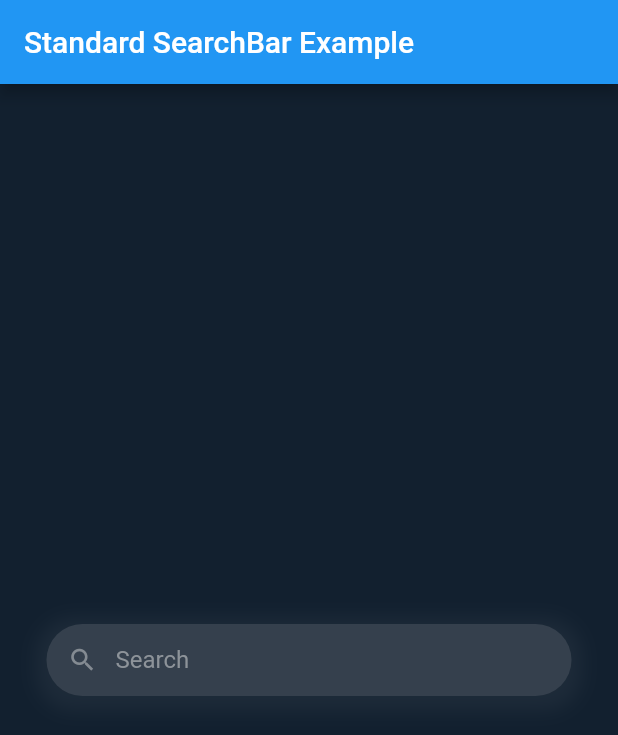
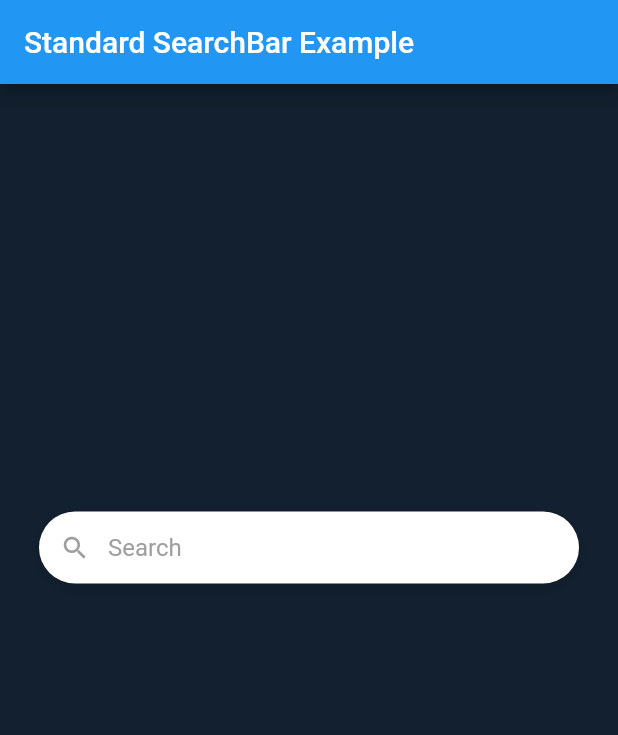
Before and after one commit to hajajmaor/StandardSearchBar, a Flutter app: the screen it shows after launch, on a phone screen of 412 x 824 dp. Shown: the top 735 px of the screen. Run offline on Flutter 3.47's test engine with Material 2 defaults, Android fonts, the phone set to English and light mode, and no system bars.

Commit message:
Update main example

```diff
--- a/example/lib/main.dart
+++ b/example/lib/main.dart
@@ -14,22 +14,19 @@ class MyApp extends StatelessWidget {
         appBar: AppBar(
           title: const Text('Standard SearchBar Example'),
         ),
-        body: const Center(
-          child: StandardSearchBar(
-            width: 350,
-            backgroundColor: Color(0xFF35404D),
-            hintText: 'Search',
-            cursorColor: Colors.white,
-            hintStyle: TextStyle(color: Color(0xFF8d9399)),
-            startIconColor: Color(0xFF848B92),
-            textStyle: TextStyle(color: Colors.white),
-            shadow: [
-              BoxShadow(
-                color: Color.fromARGB(12, 255, 255, 255),
-                spreadRadius: 7,
-                blurRadius: 10,
-                offset: Offset(0, 3),
+        body: SizedBox(
+          width: double.infinity,
+          child: Column(
+            mainAxisAlignment: MainAxisAlignment.center,
+            children: [
+              const SizedBox(height: 50),
+              StandardSearchBar(
+                width: 360,
+                suggestions: List.generate(100, (index) {
+                  return 'Suggestion ${index + 1}';
+                }),
               ),
+              const SizedBox(height: 200),
             ],
           ),
         ),
```
